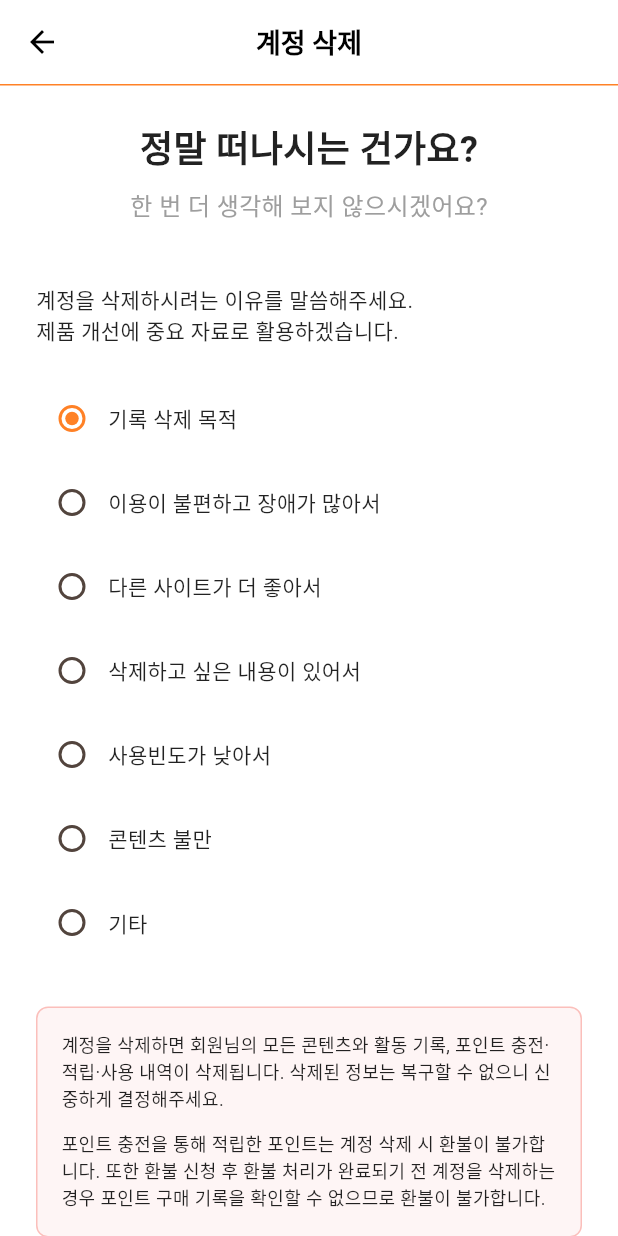
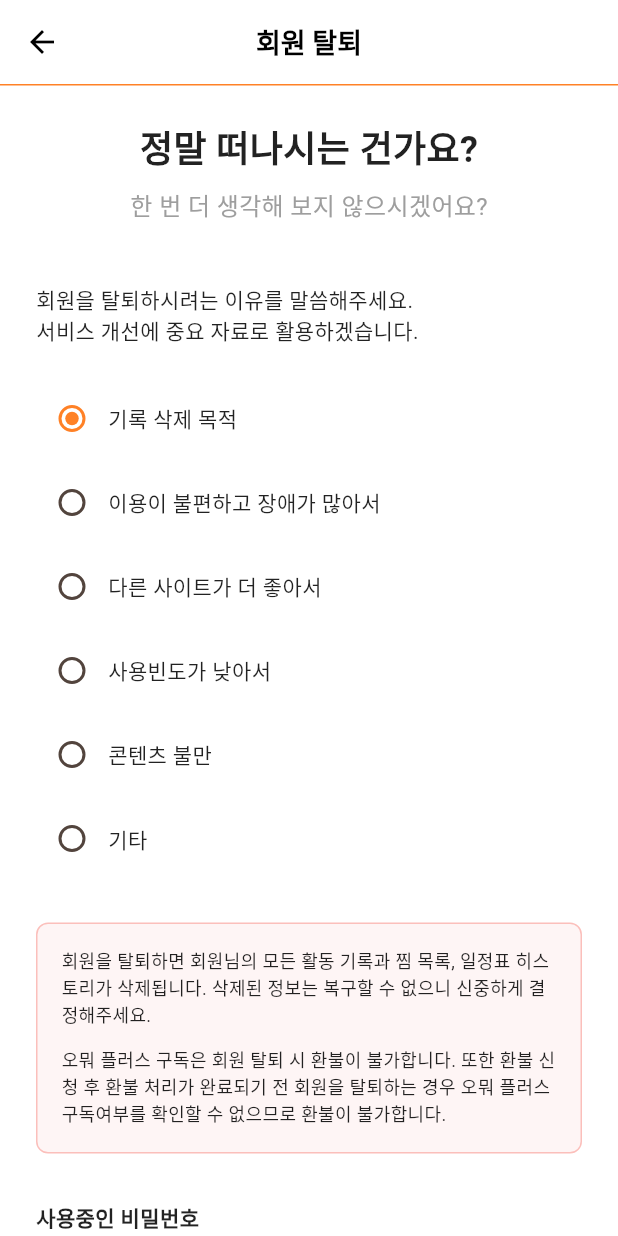
Before and after one commit to sswwdk/EclipseApp, a Flutter app: the DeleteAccountScreen screen opened directly, on a phone screen of 412 x 824 dp. Run offline on Flutter 3.47's test engine with Material 3 defaults, Android fonts, the phone set to English and light mode, and no system bars.

Commit message:
[refactor] 회원탈퇴 버튼 위치 변경, 회원탈퇴 내용 변경

```diff
--- a/lib/myinfo/delete_account_screen.dart
+++ b/lib/myinfo/delete_account_screen.dart
@@ -17,7 +17,6 @@ class _DeleteAccountScreenState extends State<DeleteAccountScreen> {
     '기록 삭제 목적',
     '이용이 불편하고 장애가 많아서',
     '다른 사이트가 더 좋아서',
-    '삭제하고 싶은 내용이 있어서',
     '사용빈도가 낮아서',
     '콘텐츠 불만',
     '기타',
@@ -120,7 +119,7 @@ class _DeleteAccountScreenState extends State<DeleteAccountScreen> {
           onPressed: () => Navigator.pop(context),
         ),
         title: const Text(
-          '계정 삭제',
+          '회원 탈퇴',
           style: TextStyle(
             color: Colors.black,
             fontSize: 18,
@@ -170,7 +169,7 @@ class _DeleteAccountScreenState extends State<DeleteAccountScreen> {
 
               // 탈퇴 사유 요청
               const Text(
-                '계정을 삭제하시려는 이유를 말씀해주세요.\n제품 개선에 중요 자료로 활용하겠습니다.',
+                '회원을 탈퇴하시려는 이유를 말씀해주세요.\n서비스 개선에 중요 자료로 활용하겠습니다.',
                 style: TextStyle(
                   fontSize: 14,
                   color: Colors.black87,
@@ -240,7 +239,7 @@ class _DeleteAccountScreenState extends State<DeleteAccountScreen> {
                   crossAxisAlignment: CrossAxisAlignment.start,
                   children: [
                     Text(
-                      '계정을 삭제하면 회원님의 모든 콘텐츠와 활동 기록, 포인트 충전·적립·사용 내역이 삭제됩니다. 삭제된 정보는 복구할 수 없으니 신중하게 결정해주세요.',
+                      '회원을 탈퇴하면 회원님의 모든 활동 기록과 찜 목록, 일정표 히스토리가 삭제됩니다. 삭제된 정보는 복구할 수 없으니 신중하게 결정해주세요.',
                       style: TextStyle(
                         fontSize: 12,
                         color: Colors.black87,
@@ -249,7 +248,7 @@ class _DeleteAccountScreenState extends State<DeleteAccountScreen> {
                     ),
                     SizedBox(height: 12),
                     Text(
-                      '포인트 충전을 통해 적립한 포인트는 계정 삭제 시 환불이 불가합니다. 또한 환불 신청 후 환불 처리가 완료되기 전 계정을 삭제하는 경우 포인트 구매 기록을 확인할 수 없으므로 환불이 불가합니다.',
+                      '오뭐 플러스 구독은 회원 탈퇴 시 환불이 불가합니다. 또한 환불 신청 후 환불 처리가 완료되기 전 회원을 탈퇴하는 경우 오뭐 플러스 구독여부를 확인할 수 없으므로 환불이 불가합니다.',
                       style: TextStyle(
                         fontSize: 12,
                         color: Colors.black87,
```
Also changed, not shown: lib/myinfo/myinfo_screen.dart (+0 -13 lines), lib/myinfo/profile_settings_screen.dart (+10 -3 lines).
